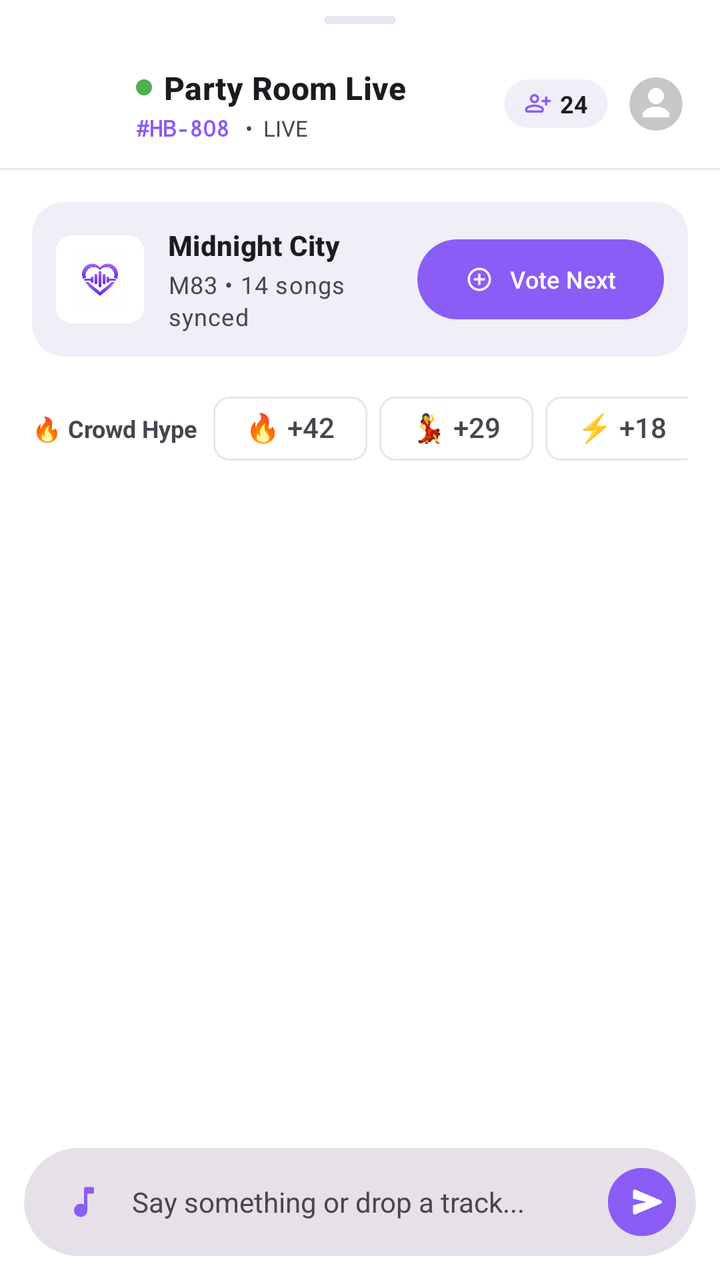
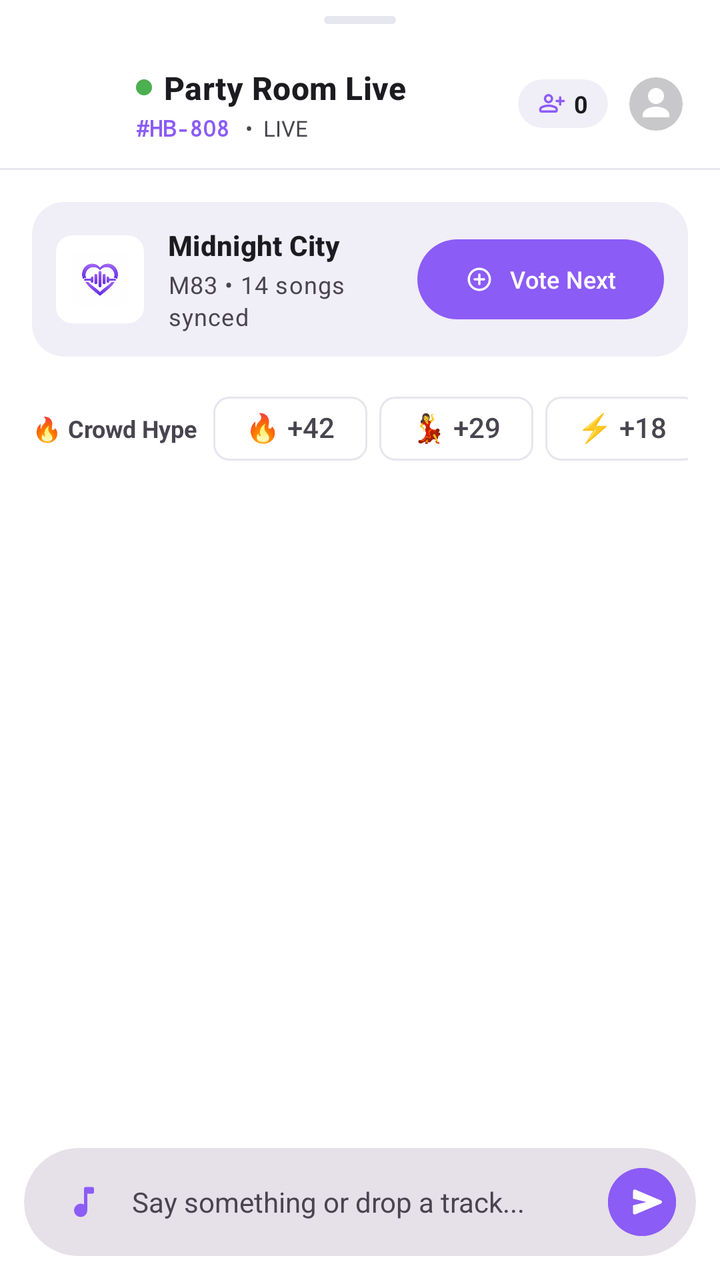

The first picture is an Android layout as it rendered before a commit; the second is the same layout after the commit. The layout source and the unified diff follow.
<!-- AndroidManifest.xml: application theme Theme.HeartBeatz -->
<!-- res/layout/fragment_bottom_sheet_party_chat.xml -->
<?xml version="1.0" encoding="utf-8"?>
<androidx.constraintlayout.widget.ConstraintLayout xmlns:android="http://schemas.android.com/apk/res/android"
    xmlns:app="http://schemas.android.com/apk/res-auto"
    xmlns:tools="http://schemas.android.com/tools"
    android:layout_width="match_parent"
    android:layout_height="match_parent"
    android:background="?attr/colorSurface"
    android:clickable="true"
    android:focusable="true">

    
    <View
        android:id="@+id/chat_drag_handle"
        android:layout_width="36dp"
        android:layout_height="4dp"
        android:layout_marginTop="8dp"
        android:background="@drawable/bottom_sheet_drag_handle"
        app:layout_constraintEnd_toEndOf="parent"
        app:layout_constraintStart_toStartOf="parent"
        app:layout_constraintTop_toTopOf="parent" />

    
    <androidx.constraintlayout.widget.ConstraintLayout
        android:id="@+id/chat_header_layout"
        android:layout_width="0dp"
        android:layout_height="64dp"
        android:layout_marginTop="8dp"
        android:paddingHorizontal="16dp"
        app:layout_constraintEnd_toEndOf="parent"
        app:layout_constraintStart_toStartOf="parent"
        app:layout_constraintTop_toBottomOf="@id/chat_drag_handle">

        
        <com.google.android.material.imageview.ShapeableImageView
            android:id="@+id/chat_header_avatar"
            android:layout_width="40dp"
            android:layout_height="40dp"
            android:scaleType="centerCrop"
            android:src="@mipmap/ic_launcher"
            app:layout_constraintBottom_toBottomOf="parent"
            app:layout_constraintStart_toStartOf="parent"
            app:layout_constraintTop_toTopOf="parent"
            app:shapeAppearanceOverlay="@style/ShapeAppearance.Material3.Corner.Full" />

        
        <LinearLayout
            android:layout_width="0dp"
            android:layout_height="wrap_content"
            android:layout_marginStart="12dp"
            android:layout_marginEnd="8dp"
            android:orientation="vertical"
            app:layout_constraintBottom_toBottomOf="parent"
            app:layout_constraintEnd_toStartOf="@id/chip_container_layout"
            app:layout_constraintStart_toEndOf="@id/chat_header_avatar"
            app:layout_constraintTop_toTopOf="parent">

            <LinearLayout
                android:layout_width="match_parent"
                android:layout_height="wrap_content"
                android:gravity="center_vertical"
                android:orientation="horizontal"
                tools:ignore="UseCompoundDrawables">

                <View
                    android:layout_width="8dp"
                    android:layout_height="8dp"
                    android:layout_marginEnd="6dp"
                    android:background="@drawable/bg_dot_green" />

                <TextView
                    android:layout_width="wrap_content"
                    android:layout_height="wrap_content"
                    android:ellipsize="end"
                    android:maxLines="1"
                    android:text="Party Room Live"
                    android:textAppearance="@style/TextAppearance.Material3.TitleMedium"
                    android:textColor="?attr/colorOnSurface"
                    android:textStyle="bold" />
            </LinearLayout>

            <LinearLayout
                android:layout_width="match_parent"
                android:layout_height="wrap_content"
                android:layout_marginTop="2dp"
                android:gravity="center_vertical"
                android:orientation="horizontal">

                <TextView
                    android:layout_width="wrap_content"
                    android:layout_height="wrap_content"
                    android:fontFamily="monospace"
                    android:text="#HB-808"
                    android:textColor="?attr/colorPrimary"
                    android:textSize="11sp"
                    android:textStyle="bold" />

                <TextView
                    android:layout_width="wrap_content"
                    android:layout_height="wrap_content"
                    android:layout_marginStart="8dp"
                    android:text="•  LIVE"
                    android:textColor="?attr/colorOnSurfaceVariant"
                    android:textSize="11sp" />
            </LinearLayout>
        </LinearLayout>

        
        <LinearLayout
            android:id="@+id/chip_container_layout"
            android:layout_width="wrap_content"
            android:layout_height="wrap_content"
            android:gravity="center_vertical"
            android:orientation="horizontal"
            app:layout_constraintBottom_toBottomOf="parent"
            app:layout_constraintEnd_toEndOf="parent"
            app:layout_constraintTop_toTopOf="parent">

            <com.google.android.material.card.MaterialCardView
                android:layout_width="wrap_content"
                android:layout_height="wrap_content"
                app:cardBackgroundColor="?attr/colorSurfaceVariant"
                app:cardCornerRadius="16dp"
                app:strokeWidth="0dp">

                <LinearLayout
                    android:layout_width="wrap_content"
                    android:layout_height="wrap_content"
                    android:gravity="center_vertical"
                    android:orientation="horizontal"
                    android:paddingHorizontal="10dp"
                    android:paddingVertical="4dp"
                    tools:ignore="UseCompoundDrawables">

                    <ImageView
                        android:layout_width="14dp"
                        android:layout_height="14dp"
                        android:layout_marginEnd="4dp"
                        android:src="@drawable/person_add_24px"
                        app:tint="?attr/colorPrimary" />

                    <TextView
                        android:layout_width="wrap_content"
                        android:layout_height="wrap_content"
                        android:text="24"
                        android:textColor="?attr/colorOnSurface"
                        android:textSize="12sp"
                        android:textStyle="bold" />
                </LinearLayout>
            </com.google.android.material.card.MaterialCardView>

            <com.google.android.material.imageview.ShapeableImageView
                android:layout_width="32dp"
                android:layout_height="32dp"
                android:layout_marginStart="8dp"
                android:scaleType="centerCrop"
                android:src="@drawable/profile_pic"
                app:shapeAppearanceOverlay="@style/ShapeAppearance.Material3.Corner.Full" />
        </LinearLayout>
    </androidx.constraintlayout.widget.ConstraintLayout>

    <View
        android:id="@+id/chat_header_divider"
        android:layout_width="match_parent"
        android:layout_height="1dp"
        android:background="?attr/colorOutline"
        app:layout_constraintTop_toBottomOf="@id/chat_header_layout" />

    
    <androidx.core.widget.NestedScrollView
        android:layout_width="0dp"
        android:layout_height="0dp"
        android:fillViewport="true"
        app:layout_constraintBottom_toTopOf="@id/chat_dock_composer_card"
        app:layout_constraintEnd_toEndOf="parent"
        app:layout_constraintStart_toStartOf="parent"
        app:layout_constraintTop_toBottomOf="@id/chat_header_divider">

        <LinearLayout
            android:layout_width="match_parent"
            android:layout_height="wrap_content"
            android:orientation="vertical"
            android:padding="16dp">

            
            <com.google.android.material.card.MaterialCardView
                android:layout_width="match_parent"
                android:layout_height="wrap_content"
                android:layout_marginBottom="12dp"
                app:cardBackgroundColor="?attr/colorSurfaceVariant"
                app:cardCornerRadius="16dp"
                app:strokeWidth="0dp">

                <LinearLayout
                    android:layout_width="match_parent"
                    android:layout_height="wrap_content"
                    android:orientation="vertical">

                    <androidx.constraintlayout.widget.ConstraintLayout
                        android:layout_width="match_parent"
                        android:layout_height="wrap_content"
                        android:padding="12dp">

                        <com.google.android.material.card.MaterialCardView
                            android:id="@+id/album_art_container"
                            android:layout_width="44dp"
                            android:layout_height="44dp"
                            app:cardCornerRadius="8dp"
                            app:layout_constraintBottom_toBottomOf="parent"
                            app:layout_constraintStart_toStartOf="parent"
                            app:layout_constraintTop_toTopOf="parent"
                            app:strokeWidth="0dp">

                            <ImageView
                                android:layout_width="match_parent"
                                android:layout_height="match_parent"
                                android:scaleType="centerCrop"
                                android:src="@mipmap/ic_launcher_foreground" />
                        </com.google.android.material.card.MaterialCardView>

                        <TextView
                            android:id="@+id/track_title_text"
                            android:layout_width="0dp"
                            android:layout_height="wrap_content"
                            android:layout_marginStart="12dp"
                            android:layout_marginEnd="8dp"
                            android:text="Midnight City"
                            android:textAppearance="@style/TextAppearance.Material3.TitleSmall"
                            android:textColor="?attr/colorOnSurface"
                            android:textStyle="bold"
                            app:layout_constraintEnd_toStartOf="@id/btn_vote_next"
                            app:layout_constraintStart_toEndOf="@id/album_art_container"
                            app:layout_constraintTop_toTopOf="parent" />

                        <TextView
                            android:layout_width="0dp"
                            android:layout_height="wrap_content"
                            android:layout_marginStart="12dp"
                            android:layout_marginTop="2dp"
                            android:text="M83 • 14 songs synced"
                            android:textAppearance="@style/TextAppearance.Material3.BodySmall"
                            android:textColor="?attr/colorOnSurfaceVariant"
                            app:layout_constraintEnd_toStartOf="@id/btn_vote_next"
                            app:layout_constraintStart_toEndOf="@id/album_art_container"
                            app:layout_constraintTop_toBottomOf="@id/track_title_text" />

                        <com.google.android.material.button.MaterialButton
                            android:id="@+id/btn_vote_next"
                            style="@style/Widget.Material3.Button"
                            android:layout_width="wrap_content"
                            android:layout_height="wrap_content"
                            android:text="Vote Next"
                            android:textSize="12sp"
                            app:icon="@drawable/add_circle_24px"
                            app:iconSize="14dp"
                            app:layout_constraintBottom_toBottomOf="parent"
                            app:layout_constraintEnd_toEndOf="parent"
                            app:layout_constraintTop_toTopOf="parent" />
                    </androidx.constraintlayout.widget.ConstraintLayout>

                </LinearLayout>
            </com.google.android.material.card.MaterialCardView>

            
            <com.google.android.material.card.MaterialCardView
                android:layout_width="match_parent"
                android:layout_height="wrap_content"
                android:layout_marginBottom="12dp"
                android:visibility="gone"
                app:cardBackgroundColor="?attr/colorPrimaryContainer"
                app:cardCornerRadius="12dp"
                app:strokeWidth="0dp">

                <LinearLayout
                    android:layout_width="match_parent"
                    android:layout_height="wrap_content"
                    android:gravity="center_vertical"
                    android:orientation="horizontal"
                    android:padding="12dp">

                    <ImageView
                        android:layout_width="24dp"
                        android:layout_height="24dp"
                        android:src="@drawable/celebration_24px"
                        app:tint="?attr/colorPrimary" />

                    <LinearLayout
                        android:layout_width="0dp"
                        android:layout_height="wrap_content"
                        android:layout_marginStart="12dp"
                        android:layout_weight="1"
                        android:orientation="vertical">

                        <TextView
                            android:layout_width="wrap_content"
                            android:layout_height="wrap_content"
                            android:text="HYPE MILESTONE"
                            android:textColor="?attr/colorPrimary"
                            android:textSize="10sp"
                            android:textStyle="bold" />

                        <TextView
                            android:layout_width="wrap_content"
                            android:layout_height="wrap_content"
                            android:text="Room reached 2,400 Watts of Sonic Energy! ⚡"
                            android:textColor="?attr/colorOnPrimaryContainer"
                            android:textSize="12sp" />
                    </LinearLayout>
                </LinearLayout>
            </com.google.android.material.card.MaterialCardView>

            
            <HorizontalScrollView
                android:layout_width="match_parent"
                android:layout_height="wrap_content"
                android:layout_marginBottom="16dp"
                android:scrollbars="none">

                <LinearLayout
                    android:layout_width="wrap_content"
                    android:layout_height="wrap_content"
                    android:gravity="center_vertical"
                    android:orientation="horizontal">

                    <TextView
                        android:layout_width="wrap_content"
                        android:layout_height="wrap_content"
                        android:layout_marginEnd="8dp"
                        android:text="🔥 Crowd Hype"
                        android:textColor="?attr/colorOnSurfaceVariant"
                        android:textSize="12sp"
                        android:textStyle="bold" />

                    
                    <com.google.android.material.chip.Chip
                        style="@style/Widget.Material3.Chip.Suggestion"
                        android:layout_width="wrap_content"
                        android:layout_height="wrap_content"
                        android:layout_marginEnd="6dp"
                        android:text="🔥 +42" />

                    <com.google.android.material.chip.Chip
                        style="@style/Widget.Material3.Chip.Suggestion"
                        android:layout_width="wrap_content"
                        android:layout_height="wrap_content"
                        android:layout_marginEnd="6dp"
                        android:text="💃 +29" />

                    <com.google.android.material.chip.Chip
                        style="@style/Widget.Material3.Chip.Suggestion"
                        android:layout_width="wrap_content"
                        android:layout_height="wrap_content"
                        android:layout_marginEnd="6dp"
                        android:text="⚡ +18" />

                    <com.google.android.material.chip.Chip
                        style="@style/Widget.Material3.Chip.Suggestion"
                        android:layout_width="wrap_content"
                        android:layout_height="wrap_content"
                        android:text="❤️ +35" />
                </LinearLayout>
            </HorizontalScrollView>

            
            <androidx.recyclerview.widget.RecyclerView
                android:id="@+id/party_chat_recycler_view"
                android:layout_width="match_parent"
                android:layout_height="wrap_content"
                tools:listitem="@layout/item_party_chat_message_bubble_incoming" />

        </LinearLayout>
    </androidx.core.widget.NestedScrollView>

    
    <com.google.android.material.card.MaterialCardView
        android:id="@+id/chat_dock_composer_card"
        android:layout_width="match_parent"
        android:layout_height="wrap_content"
        android:layout_margin="12dp"
        app:cardBackgroundColor="?attr/colorSurfaceContainerHighest"
        app:cardCornerRadius="28dp"
        app:layout_constraintBottom_toBottomOf="parent"
        app:layout_constraintEnd_toEndOf="parent"
        app:layout_constraintStart_toStartOf="parent"
        app:strokeWidth="0dp">

        <LinearLayout
            android:layout_width="match_parent"
            android:layout_height="wrap_content"
            android:orientation="vertical">

            

            <LinearLayout
                android:id="@+id/party_chat_song_picker_layout"
                android:layout_width="match_parent"
                android:layout_height="280dp"
                android:orientation="vertical"
                android:paddingTop="8dp"
                android:visibility="gone">

                <View
                    android:layout_width="36dp"
                    android:layout_height="4dp"
                    android:layout_gravity="center_horizontal"
                    android:background="@drawable/bottom_sheet_drag_handle" />

                <LinearLayout
                    android:layout_width="match_parent"
                    android:layout_height="wrap_content"
                    android:gravity="center_vertical"
                    android:orientation="horizontal"
                    android:paddingHorizontal="12dp"
                    android:paddingTop="8dp"
                    android:paddingBottom="4dp">

                    <TextView
                        android:id="@+id/party_song_picker_title"
                        android:layout_width="0dp"
                        android:layout_height="wrap_content"
                        android:layout_weight="1"
                        android:text="Add to party"
                        android:textColor="?attr/colorOnSurface"
                        android:textSize="16sp"
                        android:textStyle="bold" />

                    <com.google.android.material.button.MaterialButton
                        android:id="@+id/btn_party_song_picker_close"
                        style="@style/Widget.Material3.Button.IconButton"
                        android:layout_width="40dp"
                        android:layout_height="40dp"
                        app:icon="@drawable/close_24px"
                        app:iconTint="?attr/colorOnSurfaceVariant" />
                </LinearLayout>

                <com.google.android.material.textfield.TextInputLayout
                    style="@style/Widget.Material3.TextInputLayout.OutlinedBox.Dense"
                    android:layout_width="match_parent"
                    android:layout_height="wrap_content"
                    android:layout_marginHorizontal="12dp"
                    android:hint="Search library">

                    <com.google.android.material.textfield.TextInputEditText
                        android:id="@+id/party_song_picker_search"
                        android:layout_width="match_parent"
                        android:layout_height="wrap_content"
                        android:imeOptions="actionSearch"
                        android:inputType="text"
                        android:maxLines="1" />
                </com.google.android.material.textfield.TextInputLayout>

                <androidx.recyclerview.widget.RecyclerView
                    android:id="@+id/party_song_picker_recycler"
                    android:layout_width="match_parent"
                    android:layout_height="0dp"
                    android:layout_weight="1"
                    android:clipToPadding="false"
                    android:paddingHorizontal="8dp"
                    android:paddingTop="8dp"
                    android:paddingBottom="12dp" />
            </LinearLayout>

            
            <LinearLayout
                android:layout_width="match_parent"
                android:layout_height="54dp"
                android:gravity="center_vertical"
                android:orientation="horizontal"
                android:paddingHorizontal="6dp">

                <com.google.android.material.button.MaterialButton
                    android:id="@+id/btn_party_song_picker"
                    style="@style/Widget.Material3.Button.IconButton"
                    android:layout_width="40dp"
                    android:layout_height="40dp"
                    android:contentDescription="@string/app_name"
                    app:icon="@drawable/music_note_24px"
                    app:iconTint="?attr/colorPrimary" />


                <EditText
                    android:id="@+id/chat_input_text_field"
                    android:layout_width="0dp"
                    android:layout_height="match_parent"
                    android:layout_weight="1"
                    android:background="@android:color/transparent"
                    android:hint="Say something or drop a track..."
                    android:imeOptions="actionSend"
                    android:importantForAutofill="no"
                    android:inputType="textShortMessage"
                    android:paddingHorizontal="8dp"
                    android:textColor="?attr/colorOnSurface"
                    android:textColorHint="?attr/colorOnSurfaceVariant"
                    android:textSize="14sp" />

                
                <com.google.android.material.button.MaterialButton
                    android:id="@+id/btn_send_chat"
                    style="@style/Widget.Material3.Button.IconButton"
                    android:layout_width="42dp"
                    android:layout_height="42dp"
                    android:backgroundTint="?attr/colorPrimary"
                    app:icon="@drawable/send_24px"
                    app:iconTint="?attr/colorOnPrimary" />
            </LinearLayout>

        </LinearLayout>
    </com.google.android.material.card.MaterialCardView>



    
    <LinearLayout
        android:id="@+id/party_chat_no_party"
        android:layout_width="0dp"
        android:layout_height="0dp"
        android:background="?attr/colorSurface"
        android:gravity="center"
        android:orientation="vertical"
        android:padding="24dp"
        android:visibility="gone"
        android:clickable="true"
        android:focusable="true"
        app:layout_constraintBottom_toBottomOf="parent"
        app:layout_constraintEnd_toEndOf="parent"
        app:layout_constraintStart_toStartOf="parent"
        app:layout_constraintTop_toBottomOf="@id/chat_header_divider">

        <TextView
            android:layout_width="wrap_content"
            android:layout_height="wrap_content"
            android:gravity="center"
            android:text="No party yet"
            android:textColor="?attr/colorOnSurface"
            android:textSize="18sp"
            android:textStyle="bold" />

        <TextView
            android:layout_width="wrap_content"
            android:layout_height="wrap_content"
            android:layout_marginTop="8dp"
            android:gravity="center"
            android:text="Start or join a party to chat and share tracks with others."
            android:textColor="?attr/colorOnSurfaceVariant"
            android:textSize="14sp" />
    </LinearLayout>

</androidx.constraintlayout.widget.ConstraintLayout>
<!-- res/layout/item_party_chat_message_bubble_incoming.xml (included above) -->
<?xml version="1.0" encoding="utf-8"?>
<LinearLayout xmlns:android="http://schemas.android.com/apk/res/android"
    xmlns:app="http://schemas.android.com/apk/res-auto"
    android:layout_width="match_parent"
    android:layout_height="wrap_content"
    android:layout_marginBottom="16dp"
    android:orientation="horizontal">

    <com.google.android.material.imageview.ShapeableImageView
        android:layout_width="36dp"
        android:layout_height="36dp"
        android:src="@drawable/profile_pic"
        app:shapeAppearanceOverlay="@style/ShapeAppearance.Material3.Corner.Full" />

    <LinearLayout
        android:layout_width="match_parent"
        android:layout_height="wrap_content"
        android:layout_marginStart="10dp"
        android:orientation="vertical">

        <LinearLayout
            android:layout_width="match_parent"
            android:layout_height="wrap_content"
            android:gravity="center_vertical"
            android:orientation="horizontal">

            <TextView
                android:layout_width="wrap_content"
                android:layout_height="wrap_content"
                android:text="DJ Alex"
                android:textColor="?attr/colorOnSurface"
                android:textStyle="bold" />

            <TextView
                android:layout_width="wrap_content"
                android:layout_height="wrap_content"
                android:layout_marginStart="6dp"
                android:background="@drawable/text_bg_round"
                android:backgroundTint="?attr/colorPrimary"
                android:fontFamily="monospace"
                android:paddingHorizontal="6dp"
                android:paddingVertical="1dp"
                android:paddingStart="4dp"
                android:paddingTop="1dp"
                android:paddingEnd="4dp"
                android:paddingBottom="1dp"
                android:text="HOST"
                android:textColor="?attr/colorOnPrimary"
                android:textSize="9sp"
                android:textStyle="bold" />

            <TextView
                android:layout_width="wrap_content"
                android:layout_height="wrap_content"
                android:layout_marginStart="8dp"
                android:text="23:42"
                android:textColor="?attr/colorOnSurfaceVariant"
                android:textSize="11sp" />
        </LinearLayout>

        <com.google.android.material.card.MaterialCardView
            android:layout_width="wrap_content"
            android:layout_height="wrap_content"
            android:layout_gravity="end"
            android:layout_marginStart="12dp"
            android:layout_marginEnd="12dp"
            android:layout_marginTop="4dp"
            android:layout_marginBottom="4dp"
            style="@style/Widget.HeartBeatz.ChatBubble.Incoming">

            <TextView
                android:layout_width="wrap_content"
                android:layout_height="wrap_content"
                android:padding="12dp"
                android:text="Drop your track requests! Dropping the mega bass drop in 2 mins 🔥 Stay dialed in."
                android:textColor="?attr/colorOnSurface"
                android:textSize="14sp" />
        </com.google.android.material.card.MaterialCardView>
    </LinearLayout>
</LinearLayout>
<!-- resources referenced by this layout -->
<resources>
  <!-- drawable bg_dot_green (drawable) -->
  <?xml version="1.0" encoding="utf-8"?>
  <shape xmlns:android="http://schemas.android.com/apk/res/android"
       android:shape="oval">
  
      <solid android:color="@color/av_green" />
  
  </shape>
  <!-- drawable bottom_sheet_drag_handle (drawable) -->
  <?xml version="1.0" encoding="utf-8"?>
  <shape xmlns:android="http://schemas.android.com/apk/res/android"
      android:shape="rectangle">
      <corners android:radius="2dp" />
      <solid android:color="?attr/colorOutline" />
  </shape>
  <!-- drawable text_bg_round (drawable) -->
  <?xml version="1.0" encoding="utf-8"?>
  <shape xmlns:android="http://schemas.android.com/apk/res/android"
      android:shape="rectangle">
  
      <corners android:radius="10dp" />
      <solid android:color="@color/hb_primary" />
  
  </shape>
  <!-- mipmap ic_launcher (mipmap-anydpi-v26) -->
  <?xml version="1.0" encoding="utf-8"?>
  <adaptive-icon xmlns:android="http://schemas.android.com/apk/res/android">
      <background android:drawable="@color/ic_launcher_background"/>
      <foreground android:drawable="@mipmap/ic_launcher_foreground"/>
      <monochrome android:drawable="@mipmap/ic_launcher_foreground"/>
  </adaptive-icon>
  <string name="app_name">HeartBeatz</string>
  <style name="Widget.HeartBeatz.ChatBubble.Incoming" parent="Widget.Material3.CardView.Elevated">
          <item name="cardBackgroundColor">?attr/colorSurfaceVariant</item>
          <item name="cardElevation">0dp</item>
          <item name="strokeWidth">0dp</item>
          <item name="shapeAppearanceOverlay">@style/ShapeAppearance.ChatBubble.Incoming</item>
      </style>
  <style name="Theme.HeartBeatz" parent="Base.Theme.HeartBeatz" />
  <color name="av_green">#4CAF50</color>
  <color name="hb_primary">#8B5CF6</color>
  <color name="ic_launcher_background">#FFFFFF</color>
  <style name="ShapeAppearance.ChatBubble.Incoming" parent="">
          <item name="cornerFamily">rounded</item>
          <item name="cornerSizeTopLeft">16dp</item>
          <item name="cornerSizeTopRight">16dp</item>
          <item name="cornerSizeBottomRight">16dp</item>
          <item name="cornerSizeBottomLeft">0dp</item>
      </style>
  <color name="hb_on_primary">#FFFFFF</color>
  <color name="hb_primary_container">#F5F3FF</color>
  <color name="hb_on_primary_container">#2A145F</color>
  <color name="hb_background">#FAFAFC</color>
  <color name="hb_on_background">#CDA9FD</color>
  <color name="bg_start">#CDA9FD</color>
  <color name="bg_end">#fdfcfb</color>
  <color name="hb_surface">#FFFFFF</color>
  <color name="hb_on_surface">#1C1B1F</color>
  <color name="hb_surface_variant">#F0EEF6</color>
  <color name="hb_on_surface_variant">#49454F</color>
  <color name="hb_outline">#E6E6EF</color>
  <color name="hb_control_highlight">#1F000000</color>
  <color name="hb_icon_container">#1A8B5CF6</color>
  <!-- drawable menu_bg_rounded (drawable) -->
  <?xml version="1.0" encoding="utf-8"?>
  <shape xmlns:android="http://schemas.android.com/apk/res/android"
      android:shape="rectangle">
      <solid android:color="?attr/colorSurfaceContainerHigh" />
      <stroke
          android:width="1dp"
          android:color="?attr/colorOutlineVariant" />
      <corners android:radius="16dp" />
      <padding
          android:bottom="10dp"
          android:left="10dp"
          android:right="10dp"
          android:top="10dp" />
  </shape>
  <style name="HeartBeatz.PopupMenu.TextAppearance" parent="TextAppearance.Material3.LabelLarge">
          <item name="android:textColor">@color/white</item>
          <item name="android:textSize">16sp</item>
      </style>
  <color name="white">#FFFFFFFF</color>
  <!-- unchanged entries left out for length: 10 -->
</resources>

<!-- the commit's change to res/layout/fragment_bottom_sheet_party_chat.xml (unified diff, before → after) -->
@@ -68,6 +68,7 @@
                     android:background="@drawable/bg_dot_green" />
 
                 <TextView
+                    android:id="@+id/chat_header_title"
                     android:layout_width="wrap_content"
                     android:layout_height="wrap_content"
                     android:ellipsize="end"
@@ -86,6 +87,7 @@
                 android:orientation="horizontal">
 
                 <TextView
+                    android:id="@+id/chat_header_subtitle"
                     android:layout_width="wrap_content"
                     android:layout_height="wrap_content"
                     android:fontFamily="monospace"
@@ -95,6 +97,7 @@
                     android:textStyle="bold" />
 
                 <TextView
+                    android:id="@+id/chat_header_live"
                     android:layout_width="wrap_content"
                     android:layout_height="wrap_content"
                     android:layout_marginStart="8dp"
@@ -139,9 +142,10 @@
                         app:tint="?attr/colorPrimary" />
 
                     <TextView
+                        android:id="@+id/chat_header_guest_count"
                         android:layout_width="wrap_content"
                         android:layout_height="wrap_content"
-                        android:text="24"
+                        android:text="0"
                         android:textColor="?attr/colorOnSurface"
                         android:textSize="12sp"
                         android:textStyle="bold" />
